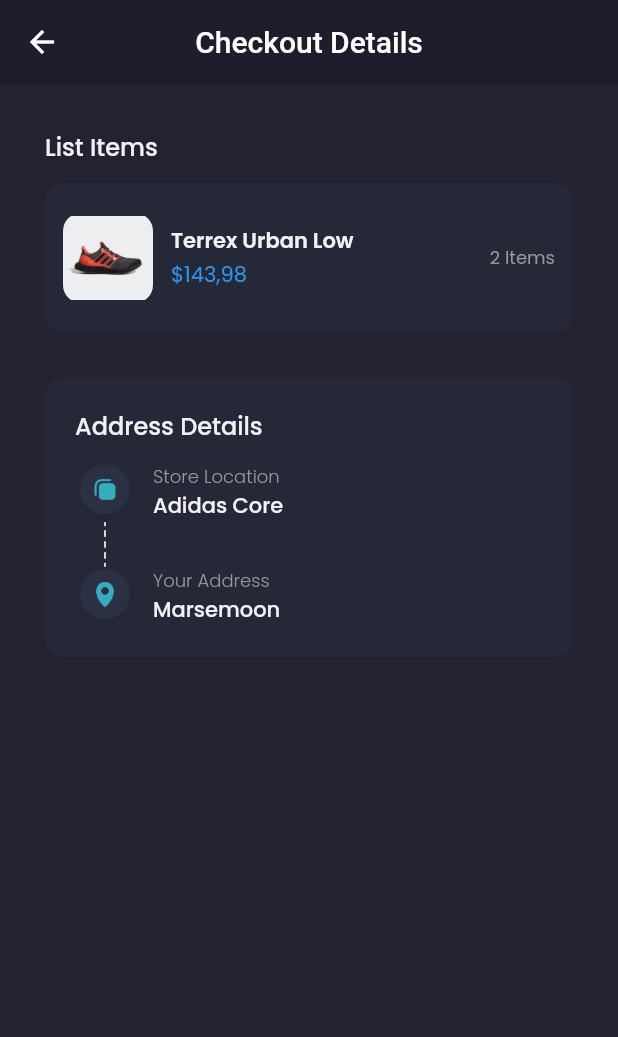
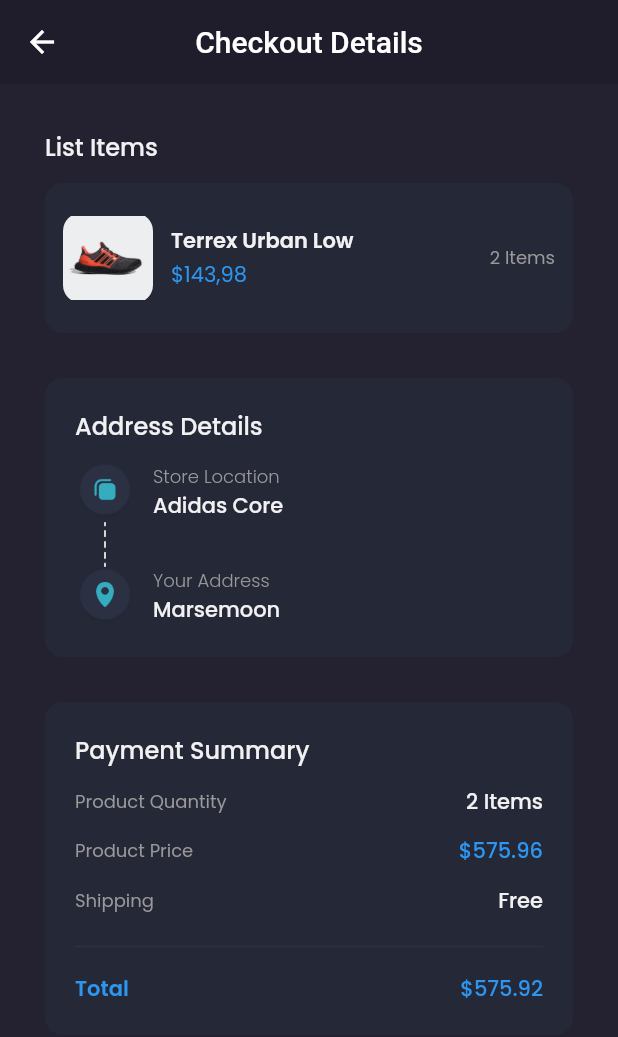
Before and after one commit to nenofetch/bwa_frontend_flutter, a Flutter app: the CheckoutPage screen opened by its route, on a phone screen of 412 x 824 dp. Shown: the top 1037 px of the screen. Run offline on Flutter 3.47's test engine with Material 2 defaults, Android fonts, the phone set to English and light mode, and no system bars; our stand-ins replace carousel_slider, google_fonts.

Commit message:
chore: checkout page payment summary

```diff
--- a/lib/pages/checkout_page.dart
+++ b/lib/pages/checkout_page.dart
@@ -123,6 +123,115 @@ class CheckoutPage extends StatelessWidget {
               ],
             ),
           ),
+
+          // Payment Summary Section
+          Container(
+            margin: EdgeInsets.only(
+              top: defaultMargin,
+            ),
+            padding: EdgeInsets.all(20),
+            decoration: BoxDecoration(
+              color: backgroundColor4,
+              borderRadius: BorderRadius.circular(12),
+            ),
+            child: Column(
+              crossAxisAlignment: CrossAxisAlignment.start,
+              children: [
+                Text(
+                  'Payment Summary',
+                  style: primaryTextStyle.copyWith(
+                      fontSize: 16, fontWeight: medium),
+                ),
+                SizedBox(
+                  height: 12,
+                ),
+                Row(
+                  mainAxisAlignment: MainAxisAlignment.spaceBetween,
+                  children: [
+                    Text(
+                      'Product Quantity',
+                      style: secondaryTextStyle.copyWith(
+                        fontSize: 12,
+                      ),
+                    ),
+                    Text(
+                      '2 Items',
+                      style: primaryTextStyle.copyWith(
+                        fontWeight: medium,
+                      ),
+                    )
+                  ],
+                ),
+                SizedBox(
+                  height: 12,
+                ),
+                Row(
+                  mainAxisAlignment: MainAxisAlignment.spaceBetween,
+                  children: [
+                    Text(
+                      'Product Price',
+                      style: secondaryTextStyle.copyWith(
+                        fontSize: 12,
+                      ),
+                    ),
+                    Text(
+                      '\$575.96',
+                      style: priceTextStyle.copyWith(
+                        fontWeight: medium,
+                      ),
+                    )
+                  ],
+                ),
+                SizedBox(
+                  height: 12,
+                ),
+                Row(
+                  mainAxisAlignment: MainAxisAlignment.spaceBetween,
+                  children: [
+                    Text(
+                      'Shipping',
+                      style: secondaryTextStyle.copyWith(
+                        fontSize: 12,
+                      ),
+                    ),
+                    Text(
+                      'Free',
+                      style: primaryTextStyle.copyWith(
+                        fontWeight: medium,
+                      ),
+                    )
+                  ],
+                ),
+                SizedBox(
+                  height: 12,
+                ),
+                Divider(
+                  thickness: 1,
+                  color: Color(0xff2E3141),
+                ),
+                SizedBox(
+                  height: 10,
+                ),
+                Row(
+                  mainAxisAlignment: MainAxisAlignment.spaceBetween,
+                  children: [
+                    Text(
+                      'Total',
+                      style: priceTextStyle.copyWith(
+                        fontWeight: semiBold,
+                      ),
+                    ),
+                    Text(
+                      '\$575.92',
+                      style: priceTextStyle.copyWith(
+                        fontWeight: medium,
+                      ),
+                    )
+                  ],
+                )
+              ],
+            ),
+          ),
         ],
       );
     }
```
